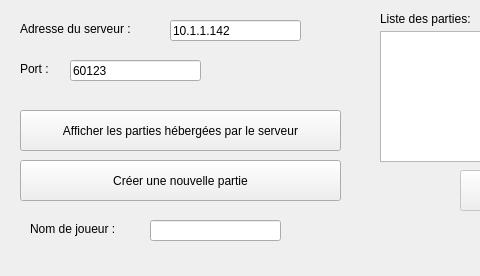
Qt form joindrequitterwindow.ui (massicotteg/CLL-PixelATRClient) before a commit; both pictures show x 0 to 480 and y 0 to 276 of the 800 by 276 pixel window.
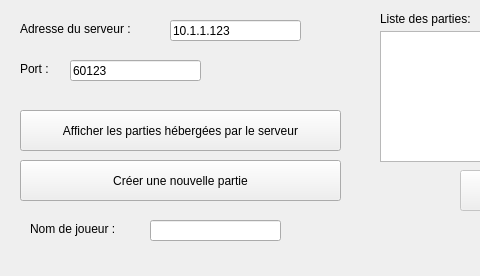
The same form after that commit.

Diff of the .ui file:
```diff
--- a/joindrequitterwindow.ui
+++ b/joindrequitterwindow.ui
@@ -37,7 +37,7 @@
      </rect>
     </property>
     <property name="text">
-     <string>10.1.1.142</string>
+     <string>10.1.1.123</string>
     </property>
    </widget>
    <widget class="QLineEdit" name="txtPort">
```
